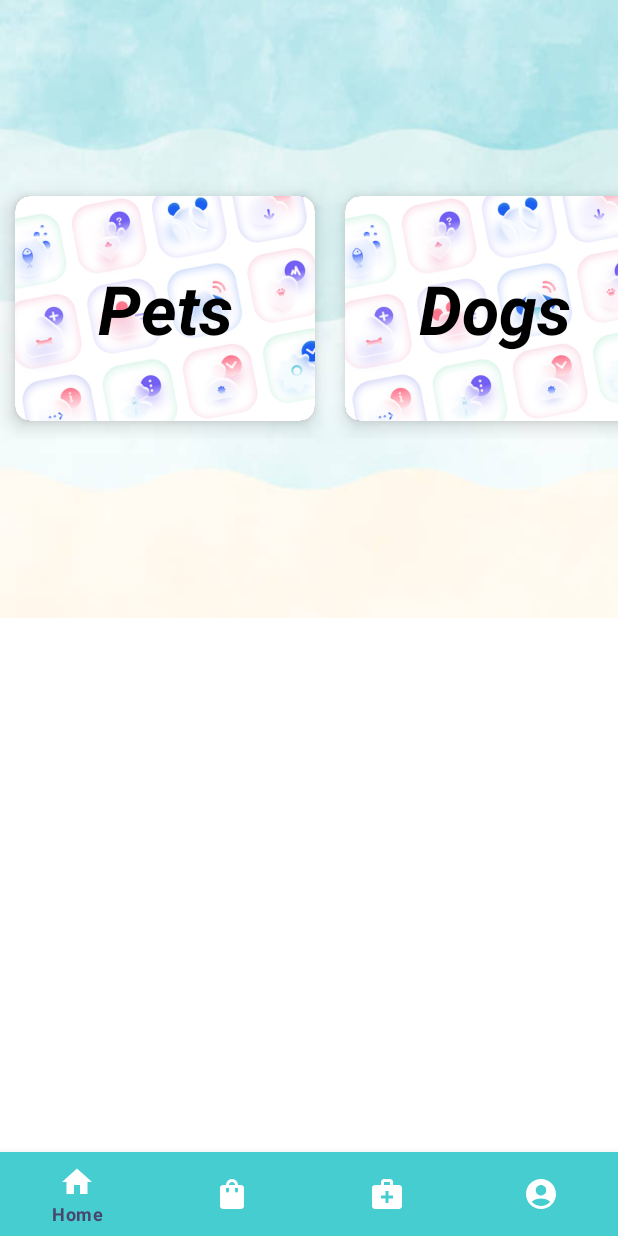
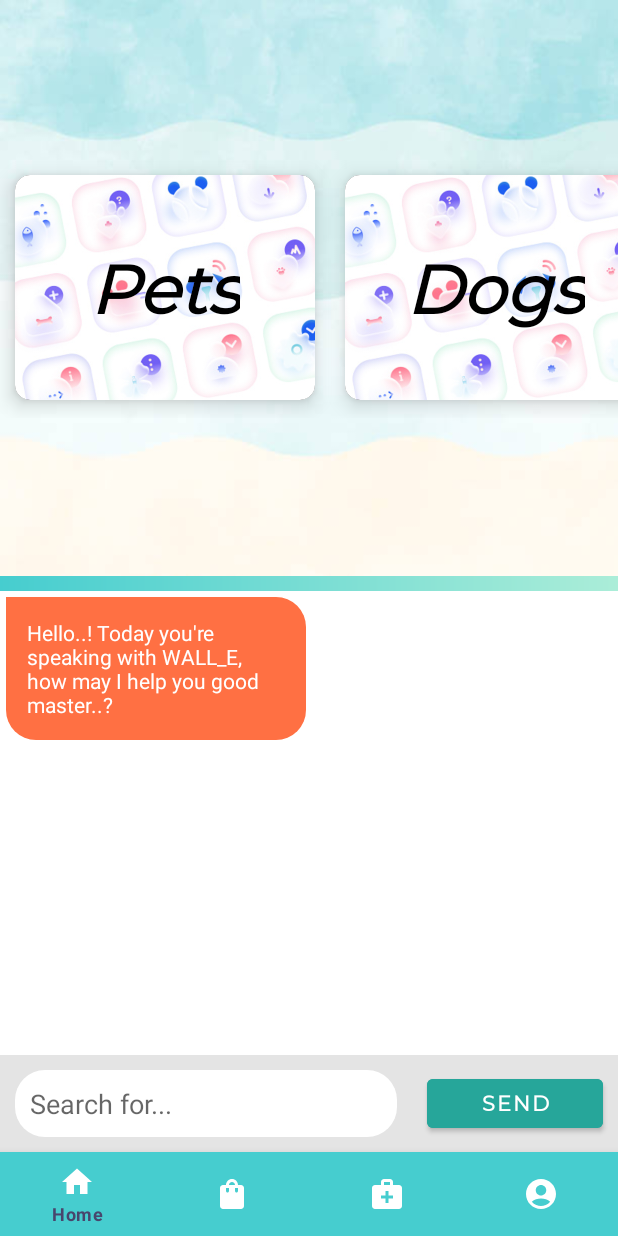
Before and after one commit to Dem0nCyborg/FurEverCare, an Android app: the MainActivity screen opened directly, with no data from a screen before it, on a phone screen of 412 x 824 dp. Run offline under Robolectric (Android 15) with nearby library versions, the light colour scheme and no system bars.

Commit message:
Chatbot Added

```diff
--- a/app/src/main/java/com/chandan/furever_care/User/MainActivity.kt
+++ b/app/src/main/java/com/chandan/furever_care/User/MainActivity.kt
@@ -1,19 +1,33 @@
 package com.chandan.furever_care.User
 
 import android.content.Intent
+import android.net.Uri
 import androidx.appcompat.app.AppCompatActivity
 import android.os.Bundle
+import android.text.format.Time
 import android.widget.Toast
 import androidx.recyclerview.widget.LinearLayoutManager
 import androidx.recyclerview.widget.RecyclerView
 import com.chandan.furever_care.R
+import com.chandan.furever_care.User.Constants.OPEN_SEARCH
+import com.chandan.furever_care.User.Constants.RECEIVE_ID
+import com.chandan.furever_care.User.Constants.SEND_ID
 import com.chandan.furever_care.databinding.ActivityMainBinding
+import kotlinx.coroutines.Dispatchers
+import kotlinx.coroutines.GlobalScope
+import kotlinx.coroutines.delay
+import kotlinx.coroutines.launch
+import kotlinx.coroutines.withContext
+import java.security.Timestamp
 
 class MainActivity : AppCompatActivity() {
 
     private lateinit var binding: ActivityMainBinding
     private lateinit var shortsList : ArrayList<Shorts_Data>
     private lateinit var shortsAdapter: ShortsAdapter
+
+    private lateinit var adapter : MsgAdapter
+    private val botList = listOf("Peter","Mario","WALL_E","Astra")
 
     override fun onCreate(savedInstanceState: Bundle?) {
         super.onCreate(savedInstanceState)
@@ -59,6 +73,103 @@ class MainActivity : AppCompatActivity() {
 
         shortsList()
 
+        message_rv()
+
+        clickEvents()
+
+        val random = (0..3).random()
+         customMessage("Hello..! Today you're speaking with ${botList[random]}, how may I help you good master..?")
+
+    }
+
+    private fun clickEvents() {
+        binding.btnSend.setOnClickListener {
+            sendMessage()
+        }
+
+        binding.rvMessages.setOnClickListener{
+            GlobalScope.launch {
+                delay(1000)
+                withContext(Dispatchers.Main){
+                    binding.rvMessages.scrollToPosition(adapter.itemCount-1)
+                }
+
+            }
+        }
+
+    }
+
+    private fun message_rv() {
+        adapter = MsgAdapter()
+        binding.rvMessages.adapter = adapter
+        binding.rvMessages.layoutManager = LinearLayoutManager(applicationContext)
+    }
+
+    private fun sendMessage(){
+        val message = "search"+binding.etMessage.text.toString()
+        val timestamp = com.chandan.furever_care.User.Time.timeStamp()
+
+        if (message.isNotEmpty()) {
+            binding.etMessage.setText("")
+
+            adapter.insertMessage(Messages(message.substringAfter("search"), SEND_ID, timestamp))
+            binding.rvMessages.scrollToPosition(adapter.itemCount - 1)
+
+            botResponse(message)
+        }
+    }
+
+    private fun botResponse(message: String) {
+
+        val timestamp = com.chandan.furever_care.User.Time.timeStamp()
+
+
+        GlobalScope.launch {
+            delay(1500)
+            withContext(Dispatchers.Main){
+                val response = BotResponse.basicResponse(message)
+                adapter.insertMessage(Messages(response, RECEIVE_ID,timestamp))
+                binding.rvMessages.scrollToPosition(adapter.itemCount - 1)
+
+                when(response){
+                    OPEN_SEARCH -> {
+                        val site  = Intent(Intent.ACTION_VIEW)
+                        val searchTerm : String? = message.substringAfter("search")
+                        site.data = Uri.parse("https://www.google.com/search?q=$searchTerm")
+                        startActivity(site)
+                    }
+                }
+
+            }
+        }
+
+
+    }
+
+    private fun customMessage(message: String) {
+        GlobalScope.launch {
+            delay(1000)
+            withContext(Dispatchers.Main){
+                var timestamp = com.chandan.furever_care.User.Time.timeStamp()
+                adapter.insertMessage(Messages(message,RECEIVE_ID,timestamp))
+
+                binding.rvMessages.scrollToPosition(adapter.itemCount-1)
+
+            }
+        }
+
+    }
+
+    override fun onStart() {
+        super.onStart()
+
+        GlobalScope.launch {
+            delay(1000)
+            withContext(Dispatchers.Main){
+                binding.rvMessages.scrollToPosition(adapter.itemCount-1)
+            }
+        }
+
     }
 
     private fun shortsList(){
--- /dev/null
+++ b/app/src/main/java/com/chandan/furever_care/User/Messages.kt
@@ -0,0 +1,6 @@
+package com.chandan.furever_care.User
+
+data class Messages(val message : String,
+    val id : String,
+    val time : String
+    )
--- /dev/null
+++ b/app/src/main/java/com/chandan/furever_care/User/MsgAdapter.kt
@@ -0,0 +1,68 @@
+package com.chandan.furever_care.User
+
+import android.view.LayoutInflater
+import android.view.View
+import android.view.ViewGroup
+import android.widget.TextView
+import androidx.recyclerview.widget.RecyclerView
+import com.chandan.furever_care.R
+import com.chandan.furever_care.User.Constants.RECEIVE_ID
+import com.chandan.furever_care.User.Constants.SEND_ID
+
+class MsgAdapter:RecyclerView.Adapter<MsgAdapter.MessageViewHolder>() {
+
+    var messageList = mutableListOf<Messages>()
+    inner class MessageViewHolder(itemView: View) : RecyclerView.ViewHolder(itemView){
+
+
+
+        init {
+            itemView.setOnClickListener {
+                messageList.removeAt(adapterPosition)
+                notifyItemRemoved(adapterPosition)
+            }
+        }
+
+    }
+
+    override fun onCreateViewHolder(parent: ViewGroup, viewType: Int): MessageViewHolder {
+        return MessageViewHolder(LayoutInflater.from(parent.context).inflate(R.layout.msg_items,parent,false))
+    }
+
+    override fun getItemCount(): Int {
+        return messageList.size
+    }
+
+    override fun onBindViewHolder(holder: MessageViewHolder, position: Int) {
+
+        val currentMessage = messageList[position]
+
+        when(currentMessage.id){
+
+            SEND_ID -> {
+
+                holder.itemView.findViewById<TextView>(R.id.tv_message).apply {
+                    text = currentMessage.message
+                    visibility = View.VISIBLE
+                }
+                holder.itemView.findViewById<TextView>(R.id.tv_bot_message).visibility = View.GONE
+            }
+
+            RECEIVE_ID -> {
+
+                holder.itemView.findViewById<TextView>(R.id.tv_bot_message).apply {
+                    text = currentMessage.message
+                    visibility = View.VISIBLE
+                }
+                holder.itemView.findViewById<TextView>(R.id.tv_message).visibility = View.GONE
+            }
+        }
+    }
+
+    fun insertMessage(messages: Messages){
+        this.messageList.add(messages)
+        notifyItemInserted(messageList.size)
+    }
+
+
+}
--- /dev/null
+++ b/app/src/main/java/com/chandan/furever_care/User/Time.kt
@@ -0,0 +1,17 @@
+package com.chandan.furever_care.User
+
+import java.sql.Date
+import java.sql.Timestamp
+import java.text.SimpleDateFormat
+
+object Time {
+    fun timeStamp(): String {
+
+        val timeStamp = Timestamp(System.currentTimeMillis())
+        val sdf = SimpleDateFormat("HH:mm")
+        val time = sdf.format(Date(timeStamp.time))
+
+        return time.toString()
+    }
+
+}
--- /dev/null
+++ b/app/src/main/res/drawable/receive_round_box.xml
@@ -0,0 +1,9 @@
+<?xml version="1.0" encoding="utf-8"?>
+<shape xmlns:android="http://schemas.android.com/apk/res/android">
+
+    <corners android:topLeftRadius="0dp"
+        android:topRightRadius="20dp"
+        android:bottomLeftRadius="20dp"
+        android:bottomRightRadius="20dp"/>
+
+</shape>
--- /dev/null
+++ b/app/src/main/res/drawable/round_button.xml
@@ -0,0 +1,9 @@
+<?xml version="1.0" encoding="utf-8"?>
+<shape xmlns:android="http://schemas.android.com/apk/res/android"
+
+    >
+
+    <solid android:color="@color/vet"/>
+    <corners android:radius="20dp"/>
+
+</shape>
--- /dev/null
+++ b/app/src/main/res/drawable/send_round_box.xml
@@ -0,0 +1,9 @@
+<?xml version="1.0" encoding="utf-8"?>
+<shape xmlns:android="http://schemas.android.com/apk/res/android">
+
+    <corners android:topLeftRadius="20dp"
+        android:topRightRadius="20dp"
+        android:bottomLeftRadius="20dp"
+        android:bottomRightRadius="0dp"/>
+
+</shape>
--- a/app/src/main/res/layout/activity_main.xml
+++ b/app/src/main/res/layout/activity_main.xml
@@ -28,15 +28,66 @@
 
   </LinearLayout>
 
-  <LinearLayout
+  <RelativeLayout
       android:id="@+id/linearLayout2"
       android:layout_width="0dp"
       android:layout_height="0dp"
       android:orientation="horizontal"
+      app:layout_constraintBottom_toTopOf="@+id/btm_nav_bar"
+      app:layout_constraintEnd_toEndOf="parent"
       app:layout_constraintStart_toStartOf="parent"
-      app:layout_constraintEnd_toEndOf="parent"
-      app:layout_constraintTop_toBottomOf="@id/linearLayout1"
-      app:layout_constraintBottom_toBottomOf="parent" />
+      app:layout_constraintTop_toBottomOf="@id/linearLayout1">
+
+    <LinearLayout
+        android:id="@+id/ll_layout_bar"
+        android:layout_width="match_parent"
+        android:layout_height="wrap_content"
+        android:layout_alignParentBottom="true"
+        android:background="#E4E4E4"
+        android:orientation="horizontal">
+
+      <EditText
+          android:id="@+id/et_message"
+          android:layout_width="match_parent"
+          android:layout_height="wrap_content"
+          android:layout_margin="10dp"
+          android:layout_weight=".5"
+          android:background="@drawable/round_button"
+          android:backgroundTint="@android:color/white"
+          android:hint="Search for..."
+          android:inputType="textShortMessage"
+          android:padding="10dp"
+          android:singleLine="true" />
+
+      <Button
+          android:id="@+id/btn_send"
+          android:layout_width="match_parent"
+          android:layout_height="match_parent"
+          android:layout_margin="10dp"
+          android:layout_weight="1"
+          android:theme="@style/ButtonVet"
+          android:backgroundTint="#26A69A"
+          android:text="Send"
+          android:textColor="@android:color/white" />
+
+    </LinearLayout>
+
+    <androidx.recyclerview.widget.RecyclerView
+        android:id="@+id/rv_messages"
+        android:layout_width="match_parent"
+        android:layout_height="match_parent"
+        android:layout_above="@id/ll_layout_bar"
+        android:layout_below="@+id/dark_divider"
+        tools:itemCount="20"
+        tools:listitem="@layout/msg_items" />
+
+    <View
+        android:id="@+id/dark_divider"
+        android:layout_width="match_parent"
+        android:layout_height="10dp"
+        android:background="@drawable/bg" />
+
+  </RelativeLayout>
 
 
   <com.google.android.material.bottomnavigation.BottomNavigationView
--- /dev/null
+++ b/app/src/main/res/layout/msg_items.xml
@@ -0,0 +1,37 @@
+<?xml version="1.0" encoding="utf-8"?>
+<RelativeLayout xmlns:android="http://schemas.android.com/apk/res/android"
+    android:layout_width="match_parent"
+    android:layout_height="wrap_content">
+
+    <TextView
+        android:id="@+id/tv_message"
+        android:layout_width="200dp"
+        android:layout_height="wrap_content"
+        android:layout_alignParentEnd="true"
+        android:layout_marginStart="4dp"
+        android:layout_marginTop="4dp"
+        android:layout_marginEnd="4dp"
+        android:layout_marginBottom="4dp"
+        android:background="@drawable/send_round_box"
+        android:backgroundTint="#26A69A"
+        android:padding="14dp"
+        android:text="This is a sample message that will appear"
+        android:textColor="@android:color/white"
+        android:textSize="14sp" />
+
+    <TextView
+        android:visibility="visible"
+        android:id="@+id/tv_bot_message"
+        android:layout_width="200dp"
+        android:layout_height="wrap_content"
+        android:layout_alignParentStart="true"
+        android:layout_margin="4dp"
+        android:background="@drawable/receive_round_box"
+        android:backgroundTint="#FF7043"
+        android:padding="14dp"
+        android:text="This is a sample message that will appear"
+        android:textColor="@android:color/white"
+        android:textSize="14sp" />
+
+
+</RelativeLayout>
--- a/app/src/main/res/layout/shorts_list.xml
+++ b/app/src/main/res/layout/shorts_list.xml
@@ -31,6 +31,7 @@
             android:layout_width="wrap_content"
             android:layout_height="wrap_content"
             android:text="Pets"
+            android:fontFamily="@font/montserrat"
             android:textColor="@color/black"
             android:textStyle="bold|italic"
             android:textSize="45sp"
--- a/app/src/main/res/values/colors.xml
+++ b/app/src/main/res/values/colors.xml
@@ -14,4 +14,6 @@
     <color name="txtclr">#48466D</color>
     <color name="txtclr1">#3D84A8</color>
 
+    <color name="accent">#ff7043</color>
+
 </resources>
```
Also changed, not shown: app/src/main/java/com/chandan/furever_care/User/BotResponse.kt (added, +97 -0 lines), app/src/main/java/com/chandan/furever_care/User/Constants.kt (added, +11 -0 lines).
